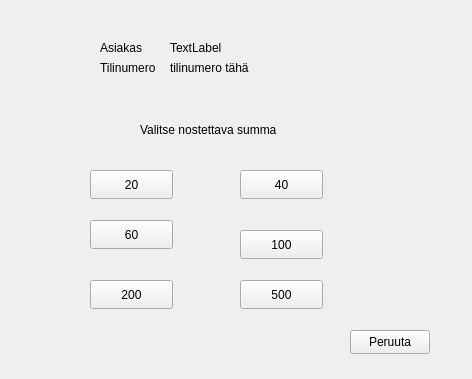
Above: frontend/nostosummawindow.ui from 22kmo-project/group_1 before the change. Below: the same form after it.
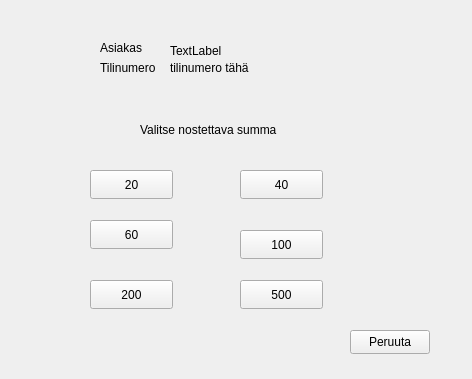
That is the form after the change.

Patch:
```diff
--- a/frontend/nostosummawindow.ui
+++ b/frontend/nostosummawindow.ui
@@ -187,8 +187,8 @@
     <rect>
      <x>170</x>
      <y>40</y>
-     <width>81</width>
-     <height>16</height>
+     <width>91</width>
+     <height>21</height>
     </rect>
    </property>
    <property name="text">
```
